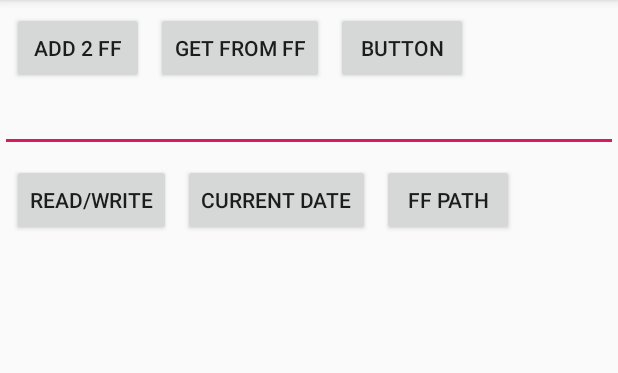
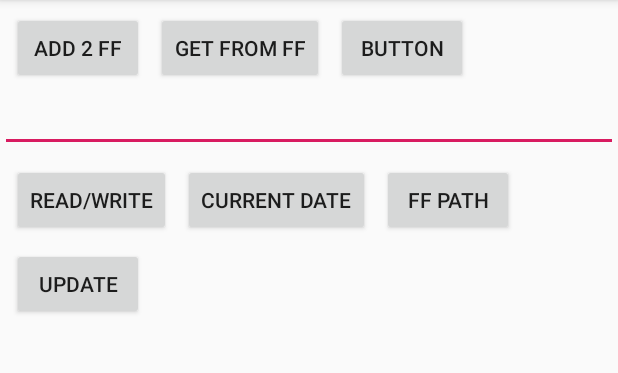
Before and after one commit to prome02/MyKtFirebaseStore, an Android app: the Main2Activity screen opened directly, with no data from a screen before it, on a phone screen of 412 x 824 dp, the part 84-457 px from its top. Run offline under Robolectric (Android 15) with nearby library versions, the phone set to English and light mode, and no system bars; our stand-ins replace Firebase (no records; nobody signed in at launch, a user with empty details on screens opened directly); libraries missing offline, so code that uses them is left out: com.google.protobuf.compiler.

```diff
--- a/app/src/main/res/layout/activity_main2.xml
+++ b/app/src/main/res/layout/activity_main2.xml
@@ -86,4 +86,15 @@
         android:text="FF path"
         app:layout_constraintStart_toEndOf="@+id/button18"
         app:layout_constraintTop_toBottomOf="@+id/edtInput" />
+
+    <Button
+        android:id="@+id/button20"
+        android:layout_width="wrap_content"
+        android:layout_height="wrap_content"
+        android:layout_marginStart="8dp"
+        android:layout_marginTop="8dp"
+        android:onClick="onUpdate"
+        android:text="update"
+        app:layout_constraintStart_toStartOf="parent"
+        app:layout_constraintTop_toBottomOf="@+id/button17" />
 </androidx.constraintlayout.widget.ConstraintLayout>
```
Also changed, not shown: app/src/main/java/com/example/myktfirebasestore/FFOperation.kt (+61 -14 lines), app/src/main/java/com/example/myktfirebasestore/Main2Activity.kt (+14 -0 lines).
